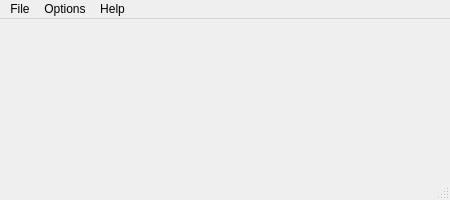
Qt form gui/mainwindow.ui (BugOverflow/PassGen) before a commit.
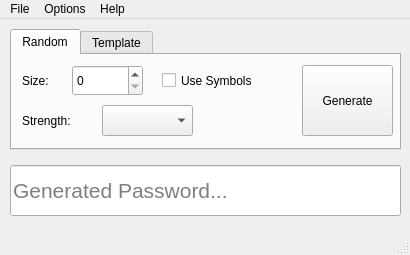
The same form after that commit.

Commit message: Набросок примерного расположения элементов GUI

```diff
--- a/gui/mainwindow.ui
+++ b/gui/mainwindow.ui
@@ -6,45 +6,167 @@
    <rect>
     <x>0</x>
     <y>0</y>
-    <width>450</width>
-    <height>200</height>
+    <width>410</width>
+    <height>255</height>
    </rect>
   </property>
-  <property name="minimumSize">
-   <size>
-    <width>300</width>
-    <height>200</height>
-   </size>
-  </property>
   <property name="windowTitle">
    <string>PassGen</string>
   </property>
   <widget class="QWidget" name="centralWidget">
-   <property name="sizePolicy">
-    <sizepolicy hsizetype="Expanding" vsizetype="Expanding">
-     <horstretch>0</horstretch>
-     <verstretch>0</verstretch>
-    </sizepolicy>
-   </property>
-   <property name="minimumSize">
-    <size>
-     <width>300</width>
-     <height>153</height>
-    </size>
-   </property>
-   <property name="maximumSize">
-    <size>
-     <width>450</width>
-     <height>153</height>
-    </size>
-   </property>
+   <widget class="QTabWidget" name="tabWidget">
+    <property name="geometry">
+     <rect>
+      <x>10</x>
+      <y>10</y>
+      <width>391</width>
+      <height>121</height>
+     </rect>
+    </property>
+    <property name="currentIndex">
+     <number>0</number>
+    </property>
+    <widget class="QWidget" name="tabRandom">
+     <attribute name="title">
+      <string>Random</string>
+     </attribute>
+     <widget class="QPushButton" name="pushButtonRandomGen">
+      <property name="geometry">
+       <rect>
+        <x>290</x>
+        <y>10</y>
+        <width>91</width>
+        <height>71</height>
+       </rect>
+      </property>
+      <property name="text">
+       <string>Generate</string>
+      </property>
+     </widget>
+     <widget class="QCheckBox" name="checkBoxUseSymb">
+      <property name="geometry">
+       <rect>
+        <x>150</x>
+        <y>10</y>
+        <width>121</width>
+        <height>31</height>
+       </rect>
+      </property>
+      <property name="text">
+       <string>Use Symbols</string>
+      </property>
+     </widget>
+     <widget class="QSpinBox" name="spinBoxSize">
+      <property name="geometry">
+       <rect>
+        <x>60</x>
+        <y>10</y>
+        <width>71</width>
+        <height>31</height>
+       </rect>
+      </property>
+     </widget>
+     <widget class="QComboBox" name="comboBoxStrength">
+      <property name="geometry">
+       <rect>
+        <x>90</x>
+        <y>50</y>
+        <width>91</width>
+        <height>31</height>
+       </rect>
+      </property>
+     </widget>
+     <widget class="QLabel" name="labelSize">
+      <property name="geometry">
+       <rect>
+        <x>10</x>
+        <y>10</y>
+        <width>41</width>
+        <height>31</height>
+       </rect>
+      </property>
+      <property name="text">
+       <string>Size:</string>
+      </property>
+     </widget>
+     <widget class="QLabel" name="labelStrength">
+      <property name="geometry">
+       <rect>
+        <x>10</x>
+        <y>50</y>
+        <width>67</width>
+        <height>31</height>
+       </rect>
+      </property>
+      <property name="text">
+       <string>Strength:</string>
+      </property>
+     </widget>
+    </widget>
+    <widget class="QWidget" name="tabTemplate">
+     <attribute name="title">
+      <string>Template</string>
+     </attribute>
+     <widget class="QLineEdit" name="lineEditTemplate">
+      <property name="geometry">
+       <rect>
+        <x>10</x>
+        <y>20</y>
+        <width>271</width>
+        <height>51</height>
+       </rect>
+      </property>
+      <property name="font">
+       <font>
+        <pointsize>16</pointsize>
+        <kerning>false</kerning>
+       </font>
+      </property>
+     </widget>
+     <widget class="QPushButton" name="pushButtonTemplateGen">
+      <property name="geometry">
+       <rect>
+        <x>290</x>
+        <y>10</y>
+        <width>91</width>
+        <height>71</height>
+       </rect>
+      </property>
+      <property name="text">
+       <string>Generate</string>
+      </property>
+     </widget>
+    </widget>
+   </widget>
+   <widget class="QLineEdit" name="lineEditResult">
+    <property name="geometry">
+     <rect>
+      <x>10</x>
+      <y>146</y>
+      <width>391</width>
+      <height>51</height>
+     </rect>
+    </property>
+    <property name="font">
+     <font>
+      <pointsize>16</pointsize>
+      <kerning>false</kerning>
+     </font>
+    </property>
+    <property name="readOnly">
+     <bool>true</bool>
+    </property>
+    <property name="placeholderText">
+     <string>Generated Password...</string>
+    </property>
+   </widget>
   </widget>
   <widget class="QMenuBar" name="menuBar">
    <property name="geometry">
     <rect>
      <x>0</x>
      <y>0</y>
-     <width>450</width>
+     <width>410</width>
      <height>25</height>
     </rect>
    </property>
```
Left out of the diff: 3 changed lines with no effect on the pictures. The commit also changes 2 other files.
